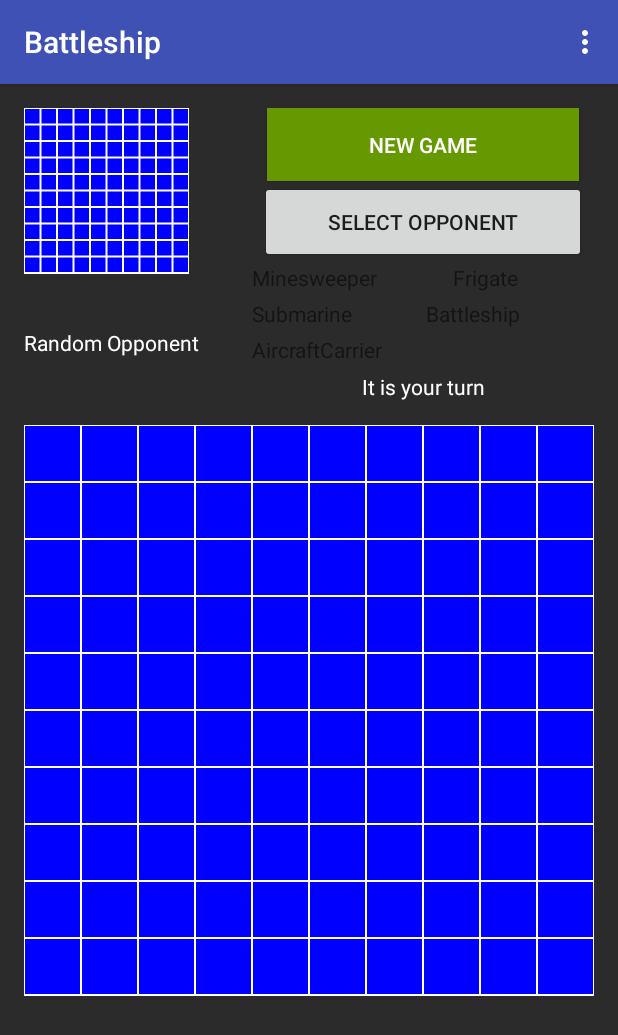
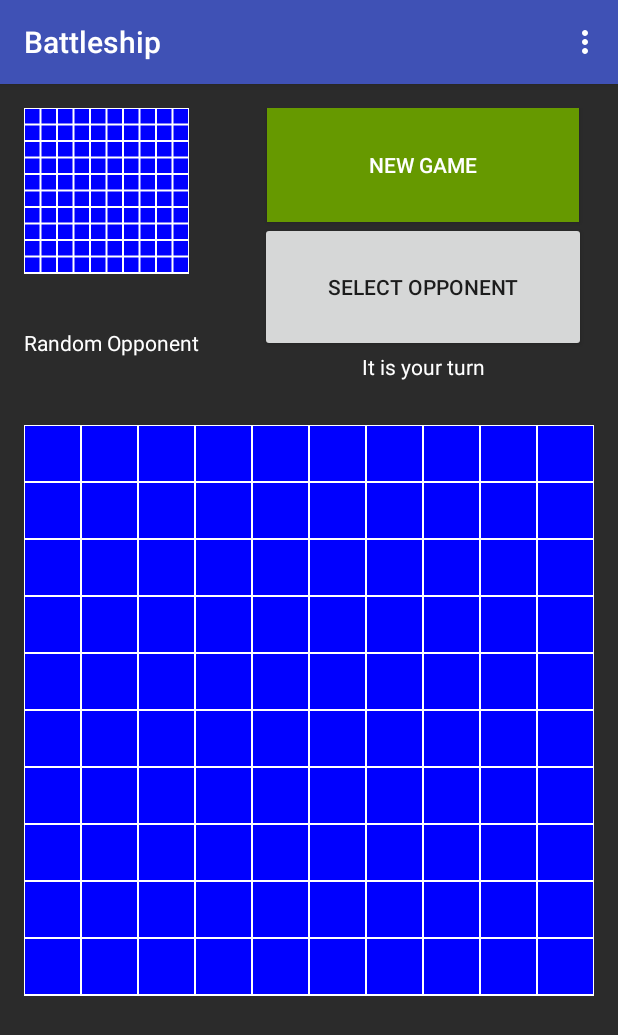
Before and after one commit to gcervantes8/Battleship, an Android app: the MainActivity screen opened directly, with no data from a screen before it, on a phone screen of 412 x 824 dp. Shown: the top 1035 px of the screen. Run offline under Robolectric (Android 15) with nearby library versions, the phone set to English and light mode, and no system bars; 1 statement that could not run was skipped.

Commit message:
Refactored code in Activity classes

```diff
--- a/app/src/main/java/edu/utep/cs4330/battleship/MainActivity.java
+++ b/app/src/main/java/edu/utep/cs4330/battleship/MainActivity.java
@@ -35,13 +35,8 @@ public class MainActivity extends AppCompatActivity{
     /**TextView that says what strategy the computer opponent is using*/
     private TextView strategyDescription;
 
+    /**Shows the status of the game, whose turn it is or if someone has won*/
     private TextView gameStatus;
-
-    private TextView minesweeperStatus;
-    private TextView frigateStatus;
-    private TextView battleshipStatus;
-    private TextView aircraftcarrierStatus;
-    private TextView submarineStatus;
 
     /**MediaPlayer used to play sound effects for shooting a ship and missing*/
     private MediaPlayer mp;
@@ -73,11 +68,6 @@ public class MainActivity extends AppCompatActivity{
         playerBoardView = (BoardView) findViewById(R.id.playerBoardView);
         strategyDescription = (TextView) findViewById(R.id.strategy_description);
         gameStatus = (TextView) findViewById(R.id.gameStatus);
-        minesweeperStatus = (TextView) findViewById(R.id.minesweeperStatus);
-        frigateStatus = (TextView) findViewById(R.id.frigateStatus);
-        battleshipStatus = (TextView) findViewById(R.id.battleshipStatus);
-        aircraftcarrierStatus = (TextView) findViewById(R.id.aircraftcarrierStatus);
-        submarineStatus = (TextView) findViewById(R.id.submarineStatus);
 
         //Gives board references to the BoardViews
         setNewBoards(playerBoardView, opponentBoardView, game.getPlayer().getBoard(), game.getOpponentPlayer().getBoard());
@@ -150,12 +140,6 @@ public class MainActivity extends AppCompatActivity{
     /**Resets game*/
     public void resetGame(){
         game = new GameManager();
-        minesweeperStatus.setPaintFlags(minesweeperStatus.getPaintFlags() & (~Paint.STRIKE_THRU_TEXT_FLAG));
-        frigateStatus.setPaintFlags(frigateStatus.getPaintFlags() & (~Paint.STRIKE_THRU_TEXT_FLAG));
-        battleshipStatus.setPaintFlags(battleshipStatus.getPaintFlags() & (~Paint.STRIKE_THRU_TEXT_FLAG));
-        aircraftcarrierStatus.setPaintFlags(aircraftcarrierStatus.getPaintFlags() & (~Paint.STRIKE_THRU_TEXT_FLAG));
-        submarineStatus.setPaintFlags(submarineStatus.getPaintFlags() & (~Paint.STRIKE_THRU_TEXT_FLAG));
-        nextShip = false;
         if(strategyDescription.getText().equals(getString(R.string.random_opponent))){
             game.changeStrategy(RandomStrategy.strategyName);
         }
@@ -250,13 +234,7 @@ public class MainActivity extends AppCompatActivity{
 
                             boolean sunkShip = placeToHit.getShip().isShipSunk();
                             if (sunkShip) {
-                                final TextView shipStatus = findShip(placeToHit.getShip().getSize());
-                                runOnUiThread(new Runnable() {
-                                    @Override
-                                    public void run() {
-                                        shipStatus.setPaintFlags(shipStatus.getPaintFlags() | Paint.STRIKE_THRU_TEXT_FLAG);
-                                    }
-                                });
+
                             }
                         }
                         else{
@@ -375,22 +353,4 @@ public class MainActivity extends AppCompatActivity{
                 return super.onOptionsItemSelected(item);
         }
     }
-
-    private boolean nextShip = false;
-
-    private TextView findShip(int size){
-        TextView shipText = null;
-        switch(size){
-            case 2: shipText = minesweeperStatus; break;
-            case 3: shipText = frigateStatus; nextShip = true; break;
-            case 4: shipText = battleshipStatus; break;
-            case 5: shipText = aircraftcarrierStatus; break;
-        }
-
-        if(shipText == frigateStatus && nextShip){
-            shipText = submarineStatus;
-        }
-
-        return shipText;
-    }
 }
--- a/app/src/main/java/edu/utep/cs4330/battleship/Ship.java
+++ b/app/src/main/java/edu/utep/cs4330/battleship/Ship.java
@@ -100,6 +100,7 @@ class Ship implements Serializable {
         return placed;
     }
 
+    //TODO places should also remove the ship?
     void removeShip(){
         placed.clear();
     }
--- a/app/src/main/res/layout/activity_main.xml
+++ b/app/src/main/res/layout/activity_main.xml
@@ -74,55 +74,6 @@
                     android:onClick="showOpponentSelectPopup"
                     android:text="@string/opponent_select" />
 
-                <LinearLayout
-                    android:layout_width="match_parent"
-                    android:layout_height="0dp"
-                    android:layout_weight=".11"
-                    android:orientation="horizontal">
-
-                    <TextView
-                        android:id="@+id/minesweeperStatus"
-                        android:layout_width="wrap_content"
-                        android:layout_height="wrap_content"
-                        android:layout_weight="1"
-                        android:text="Minesweeper" />
-
-                    <TextView
-                        android:id="@+id/frigateStatus"
-                        android:layout_width="wrap_content"
-                        android:layout_height="wrap_content"
-                        android:layout_weight="1"
-                        android:text="Frigate" />
-                </LinearLayout>
-
-                <LinearLayout
-                    android:layout_width="match_parent"
-                    android:layout_height="0dp"
-                    android:layout_weight=".11"
-                    android:orientation="horizontal">
-
-                    <TextView
-                        android:id="@+id/submarineStatus"
-                        android:layout_width="wrap_content"
-                        android:layout_height="wrap_content"
-                        android:layout_weight="1"
-                        android:text="Submarine" />
-
-                    <TextView
-                        android:id="@+id/battleshipStatus"
-                        android:layout_width="wrap_content"
-                        android:layout_height="wrap_content"
-                        android:layout_weight="1"
-                        android:text="Battleship" />
-                </LinearLayout>
-
-                <TextView
-                    android:id="@+id/aircraftcarrierStatus"
-                    android:layout_width="match_parent"
-                    android:layout_height="0dp"
-                    android:layout_weight=".11"
-                    android:text="AircraftCarrier" />
-
                 <TextView
                     android:id="@+id/gameStatus"
                     android:layout_width="match_parent"
--- a/app/src/main/res/layout/content_place_ships.xml
+++ b/app/src/main/res/layout/content_place_ships.xml
@@ -41,7 +41,7 @@
         android:layout_below="@+id/placeButton"
         android:layout_marginTop="5dp"
         android:background="@android:color/holo_green_dark"
-        android:onClick="rotateShip"
+        android:onClick="rotateButtonTapped"
         android:paddingBottom="5dp"
         android:paddingEnd="5dp"
         android:paddingLeft="5dp"
```
Also changed, not shown: app/src/main/java/edu/utep/cs4330/battleship/PlaceShipsActivity.java (+85 -62 lines).
